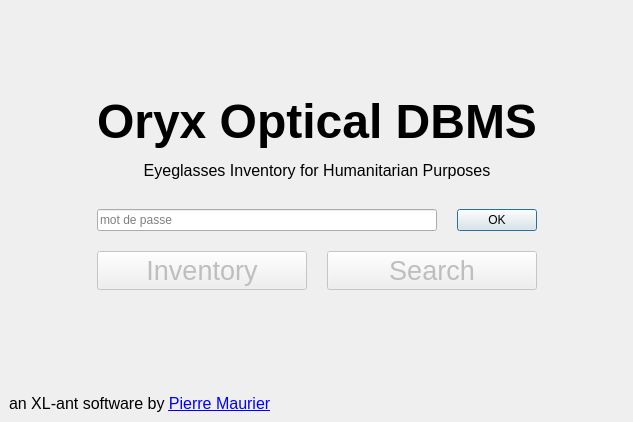
Before: the Qt Designer form main.ui in Oripy/Oryx, drawn with Qt 5.
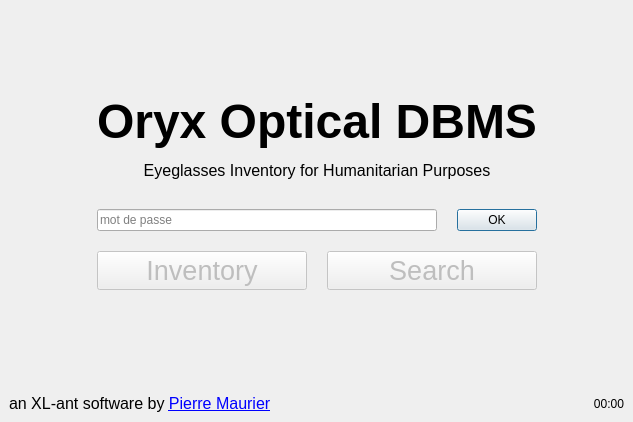
After: the same form once the commit is applied. Icons and pictures are not drawn.

Patch:
```diff
--- a/main.ui
+++ b/main.ui
@@ -130,21 +130,6 @@
         </property>
        </widget>
       </item>
-      <item row="5" column="0" colspan="4">
-       <widget class="QLabel" name="label_3">
-        <property name="font">
-         <font>
-          <pointsize>12</pointsize>
-         </font>
-        </property>
-        <property name="text">
-         <string>&lt;html&gt;&lt;head/&gt;&lt;body&gt;&lt;p&gt;an XL-ant software by &lt;a href=&quot;mailto:pierre.maurier@gadz.org?subject=Support%20Oryx&quot;&gt;&lt;span style=&quot; text-decoration: underline; color:#0000ff;&quot;&gt;Pierre Maurier&lt;/span&gt;&lt;/a&gt;&lt;/p&gt;&lt;/body&gt;&lt;/html&gt;</string>
-        </property>
-        <property name="openExternalLinks">
-         <bool>true</bool>
-        </property>
-       </widget>
-      </item>
       <item row="2" column="1" colspan="2">
        <layout class="QHBoxLayout" name="horizontalLayout">
         <property name="topMargin">
@@ -172,6 +157,31 @@
         </item>
        </layout>
       </item>
+      <item row="5" column="0" colspan="3">
+       <widget class="QLabel" name="label_3">
+        <property name="font">
+         <font>
+          <pointsize>12</pointsize>
+         </font>
+        </property>
+        <property name="text">
+         <string>&lt;html&gt;&lt;head/&gt;&lt;body&gt;&lt;p&gt;an XL-ant software by &lt;a href=&quot;mailto:pierre.maurier@gadz.org?subject=Support%20Oryx&quot;&gt;&lt;span style=&quot; text-decoration: underline; color:#0000ff;&quot;&gt;Pierre Maurier&lt;/span&gt;&lt;/a&gt;&lt;/p&gt;&lt;/body&gt;&lt;/html&gt;</string>
+        </property>
+        <property name="openExternalLinks">
+         <bool>true</bool>
+        </property>
+       </widget>
+      </item>
+      <item row="5" column="3">
+       <widget class="QLabel" name="timerLabel">
+        <property name="text">
+         <string>00:00</string>
+        </property>
+        <property name="alignment">
+         <set>Qt::AlignRight|Qt::AlignTrailing|Qt::AlignVCenter</set>
+        </property>
+       </widget>
+      </item>
      </layout>
     </item>
    </layout>
```
